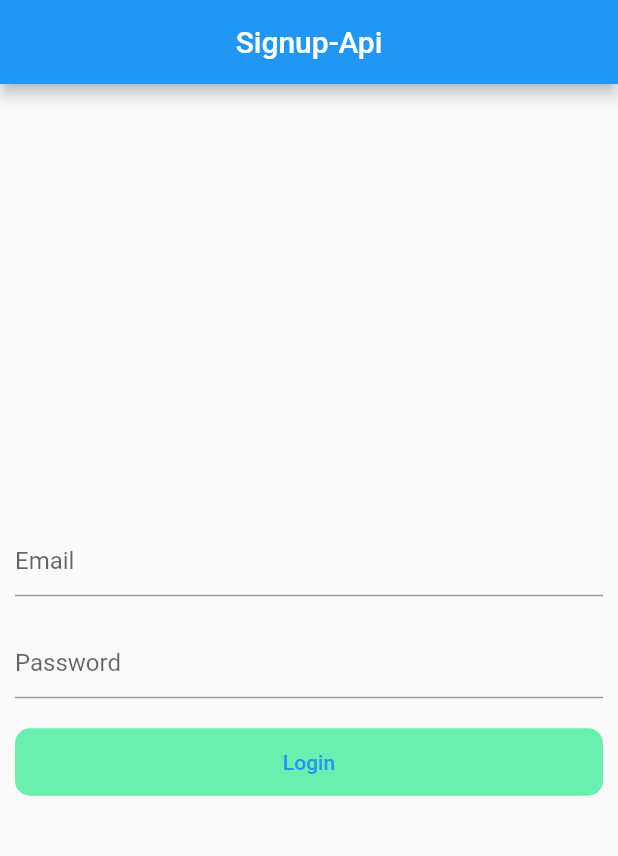
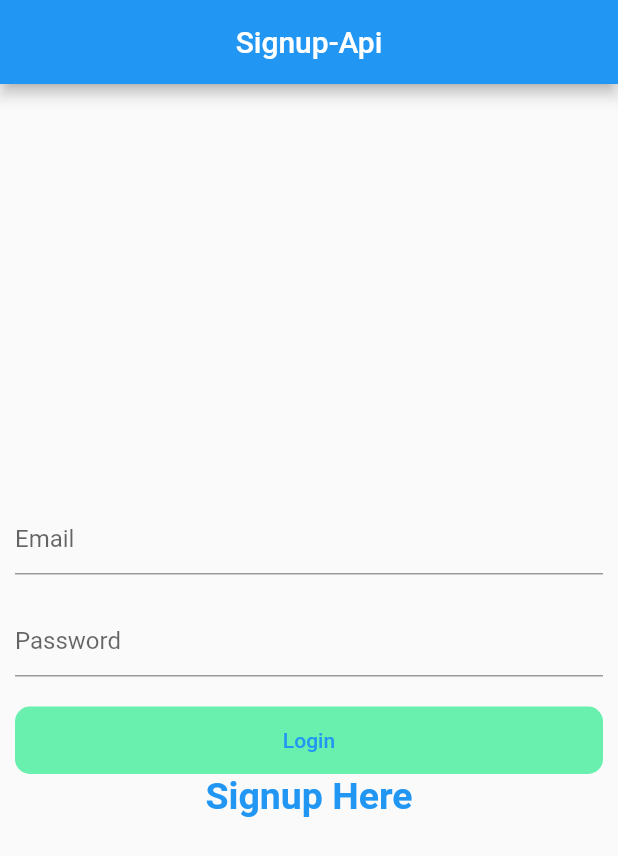
Before and after one commit to ASM-FAHIM/login_form, a Flutter app: the screen it shows after launch, after a tap on "Login", on a phone screen of 412 x 824 dp. Shown: the top 856 px of the screen. Run offline on Flutter 3.47's test engine with Material 2 defaults, Android fonts, the phone set to English and light mode, and no system bars; our stand-ins replace get; network calls fail.

```diff
--- a/lib/main.dart
+++ b/lib/main.dart
@@ -1,5 +1,6 @@
 import 'package:flutter/material.dart';
-import 'package:login_signup/screens/signup_screen.dart';
+import 'package:get/get.dart';
+import 'package:login_signup/screens/login_screen.dart';
 
 void main() {
   runApp(const MyApp());
@@ -10,10 +11,10 @@ class MyApp extends StatelessWidget {
 
   @override
   Widget build(BuildContext context) {
-    return MaterialApp(
+    return GetMaterialApp(
       debugShowCheckedModeBanner: false,
       title: "login_app",
-      home: SignUpScreen(),
+      home: LoginScreen(),
     );
   }
 }
--- a/lib/screens/login_screen.dart
+++ b/lib/screens/login_screen.dart
@@ -0,0 +1,140 @@
+import 'dart:io' show Platform, exit;
+
+import 'package:flutter/material.dart';
+import 'package:flutter/services.dart';
+import 'package:http/http.dart';
+import 'package:login_signup/screens/signup_screen.dart';
+
+class LoginScreen extends StatefulWidget {
+  const LoginScreen({Key? key}) : super(key: key);
+
+  @override
+  State<LoginScreen> createState() => _LoginScreenState();
+}
+
+class _LoginScreenState extends State<LoginScreen> {
+  TextEditingController emailController = TextEditingController();
+  TextEditingController passwordController = TextEditingController();
+
+  void login(String email, password) async {
+    try {
+      Response response =
+          await post(Uri.parse('https://reqres.in/api/login'), body: {
+        'email': email,
+        'password': password,
+      });
+      if (response.statusCode == 200) {
+        debugPrint(response.body.toString());
+        debugPrint('Login Successfully');
+      } else {
+        debugPrint('Failed to initialize');
+      }
+    } catch (e) {
+      debugPrint(e.toString());
+    }
+  }
+
+  Future<bool?> showWarningContext(BuildContext context) async => showDialog(
+        context: context,
+        builder: (context) => AlertDialog(
+          title: Text(
+            "Do you want to exit app?",
+            style: TextStyle(color: Color(0xff074974)),
+          ),
+          actions: [
+            TextButton(
+                onPressed: () => Navigator.pop(context, false),
+                child: Text(
+                  "No",
+                  style: TextStyle(color: Color(0xff074974)),
+                )),
+            TextButton(
+                onPressed: () {
+                  if (Platform.isAndroid) {
+                    SystemNavigator.pop();
+                  } else if (Platform.isIOS) {
+                    exit(0);
+                  }
+                },
+                child: Text("Yes", style: TextStyle(color: Color(0xff074974)))),
+          ],
+        ),
+      );
+
+  @override
+  Widget build(BuildContext context) {
+    return SafeArea(
+      child: WillPopScope(
+        onWillPop: () async {
+          final shouldPop = await showWarningContext(context);
+          return shouldPop ?? false;
+        },
+        child: Scaffold(
+          appBar: AppBar(
+            title: Center(child: Text("Signup-Api")),
+          ),
+          body: Padding(
+            padding: const EdgeInsets.all(10.0),
+            child: Column(
+              mainAxisAlignment: MainAxisAlignment.center,
+              crossAxisAlignment: CrossAxisAlignment.center,
+              children: [
+                TextFormField(
+                  controller: emailController,
+                  decoration: InputDecoration(
+                    hintText: 'Email',
+                  ),
+                ),
+                SizedBox(
+                  height: 20,
+                ),
+                TextFormField(
+                  decoration: InputDecoration(
+                    hintText: 'Password',
+                  ),
+                  controller: passwordController,
+                ),
+                SizedBox(
+                  height: 20,
+                ),
+                Container(
+                  height: 45,
+                  width: 400,
+                  decoration: BoxDecoration(
+                    color: Colors.greenAccent,
+                    borderRadius: BorderRadius.circular(10.0),
+                  ),
+                  child: TextButton(
+                    onPressed: () {
+                      debugPrint(emailController.text.toString());
+                      debugPrint(passwordController.text.toString());
+                      login(emailController.text.toString(),
+                          passwordController.text.toString());
+                    },
+                    child: Text('Login'),
+                  ),
+                ),
+                GestureDetector(
+                  onTap: () {
+                    Navigator.push(
+                        context,
+                        MaterialPageRoute(
+                            builder: (context) => SignupScreen()));
+                  },
+                  child: Text(
+                    "Signup Here",
+                    style: TextStyle(
+                      color: Colors.blue,
+                      fontSize: 25,
+                      fontWeight: FontWeight.bold,
+                    ),
+                  ),
+                )
+              ],
+            ),
+          ),
+        ),
+      ),
+    );
+  }
+}
--- a/pubspec.yaml
+++ b/pubspec.yaml
@@ -35,6 +35,7 @@ dependencies:
   # The following adds the Cupertino Icons font to your application.
   # Use with the CupertinoIcons class for iOS style icons.
   cupertino_icons: ^1.0.2
+  get: ^4.6.1
 
 dev_dependencies:
   flutter_test:
@@ -59,9 +60,8 @@ flutter:
   uses-material-design: true
 
   # To add assets to your application, add an assets section, like this:
-  # assets:
-  #   - images/a_dot_burr.jpeg
-  #   - images/a_dot_ham.jpeg
+  assets:
+     - images/
 
   # An image asset can refer to one or more resolution-specific "variants", see
   # https://flutter.dev/assets-and-images/#resolution-aware.
```
Also changed, not shown: lib/controller/signup_controller.dart (added, +53 -0 lines), lib/screens/signup_screen.dart (+96 -56 lines), images/demoLogo.png (added), pubspec.lock.
